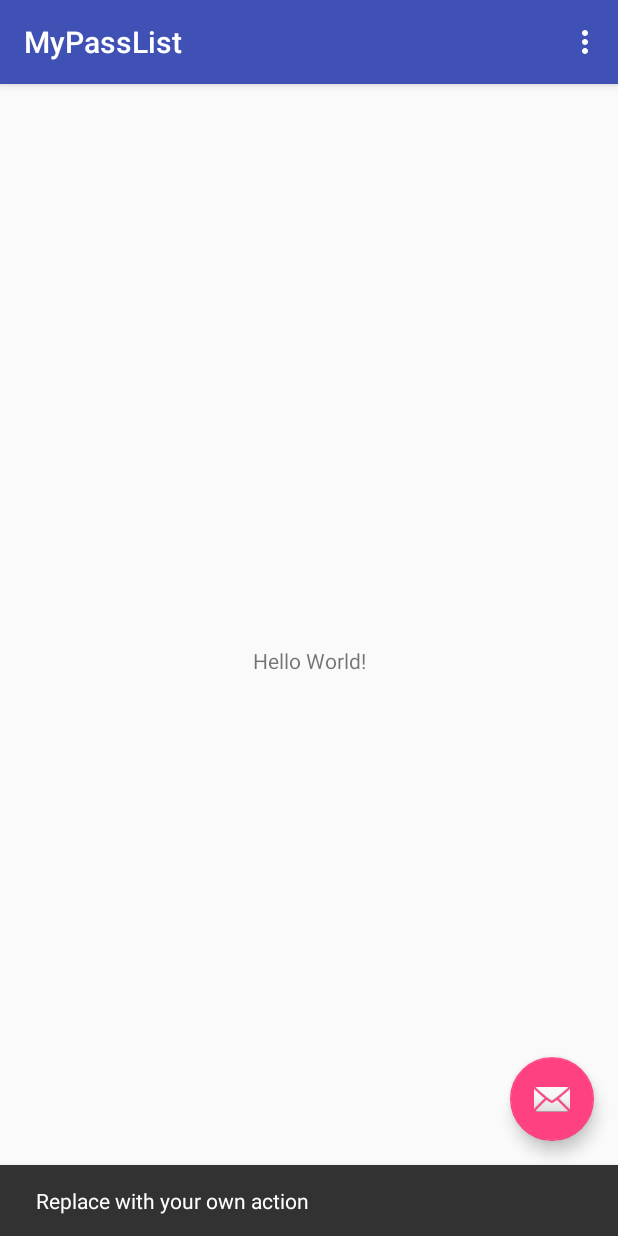
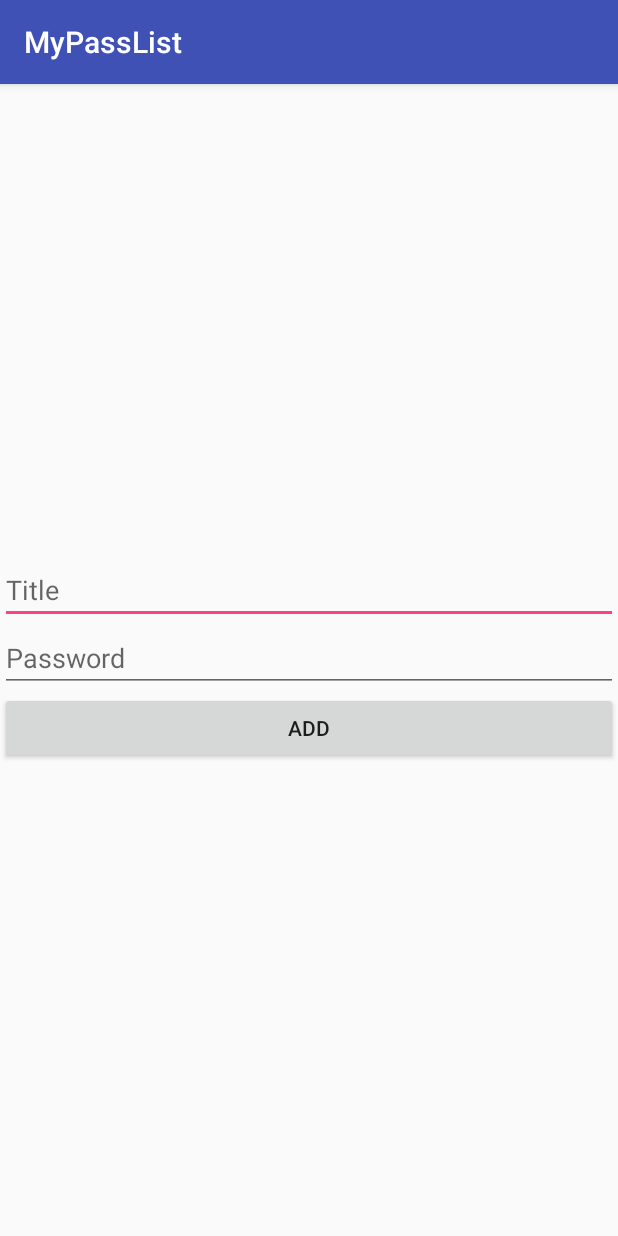
Before and after one commit to KazuSan0616/MyPassList, an Android app: the screen it shows after launch (MainActivity before the commit, RegistPassActivity after it), after a tap on an icon or button, on a phone screen of 412 x 824 dp. Run offline under Robolectric (Android 15) with nearby library versions, the phone set to English and light mode, and no system bars.

Commit message:
180430:作業途中

```diff
--- a/app/build.gradle
+++ b/app/build.gradle
@@ -24,10 +24,11 @@ android {
 
 dependencies {
     implementation fileTree(dir: 'libs', include: ['*.jar'])
-    implementation"org.jetbrains.kotlin:kotlin-stdlib-jre7:$kotlin_version"
+    implementation "org.jetbrains.kotlin:kotlin-stdlib-jre7:$kotlin_version"
     implementation 'com.android.support:appcompat-v7:27.1.1'
     implementation 'com.android.support.constraint:constraint-layout:1.1.0'
     implementation 'com.android.support:design:27.1.1'
+    implementation 'org.jetbrains.anko:anko:0.10.2'
     testImplementation 'junit:junit:4.12'
     androidTestImplementation 'com.android.support.test:runner:1.0.2'
     androidTestImplementation 'com.android.support.test.espresso:espresso-core:3.0.2'
--- a/app/src/main/AndroidManifest.xml
+++ b/app/src/main/AndroidManifest.xml
@@ -19,6 +19,7 @@
                 <category android:name="android.intent.category.LAUNCHER" />
             </intent-filter>
         </activity>
+        <activity android:name=".RegistPassActivity"></activity>
     </application>
 
 </manifest>
--- a/app/src/main/java/com/nagomiya/mypasslist/MainActivity.kt
+++ b/app/src/main/java/com/nagomiya/mypasslist/MainActivity.kt
@@ -5,8 +5,11 @@ import android.support.design.widget.Snackbar
 import android.support.v7.app.AppCompatActivity
 import android.view.Menu
 import android.view.MenuItem
+import android.view.View
+import android.widget.Toast
 
 import kotlinx.android.synthetic.main.activity_main.*
+import org.jetbrains.anko.startActivity
 
 class MainActivity : AppCompatActivity() {
 
@@ -16,8 +19,7 @@ class MainActivity : AppCompatActivity() {
         setSupportActionBar(toolbar)
 
         fab.setOnClickListener { view ->
-            Snackbar.make(view, "Replace with your own action", Snackbar.LENGTH_LONG)
-                    .setAction("Action", null).show()
+            startActivity<RegistPassActivity>()
         }
     }
 
@@ -36,4 +38,5 @@ class MainActivity : AppCompatActivity() {
             else -> super.onOptionsItemSelected(item)
         }
     }
+
 }
--- /dev/null
+++ b/app/src/main/java/com/nagomiya/mypasslist/RegistPassActivity.kt
@@ -0,0 +1,12 @@
+package com.nagomiya.mypasslist
+
+import android.support.v7.app.AppCompatActivity
+import android.os.Bundle
+
+class RegistPassActivity : AppCompatActivity() {
+
+    override fun onCreate(savedInstanceState: Bundle?) {
+        super.onCreate(savedInstanceState)
+        setContentView(R.layout.activity_regist_pass)
+    }
+}
--- /dev/null
+++ b/app/src/main/java/com/nagomiya/mypasslist/db/PassOpenHelper.kt
@@ -0,0 +1,28 @@
+package com.nagomiya.mypasslist.db
+
+import android.content.Context
+import android.database.sqlite.SQLiteDatabase
+import org.jetbrains.anko.db.ManagedSQLiteOpenHelper
+
+class PassOpenHelper(context: Context): ManagedSQLiteOpenHelper(context, DB_NAME, null, DB_VERSION)  {
+    override fun onCreate(db: SQLiteDatabase?) {
+        TODO("not implemented") //To change body of created functions use File | Settings | File Templates.
+    }
+
+    // 定数
+    companion object {
+        private val DB_NAME = "PassEntity"
+        private  val DB_VERSION = 1
+        val TABLE_NAME = "Password"
+
+        // 自分自身のオブジェクトを保持する変数
+        private var instance: PassOpenHelper? = null
+
+        // 自分自身のオブジェクトを返すメソッド
+        @Synchronized
+        fun getInstace(context: Context): PassOpenHelper{
+            return instance ?: PassOpenHelper(context.applicationContext)
+        }
+    }
+
+}
--- a/app/src/main/res/layout/activity_main.xml
+++ b/app/src/main/res/layout/activity_main.xml
@@ -28,6 +28,7 @@
         android:layout_height="wrap_content"
         android:layout_gravity="bottom|end"
         android:layout_margin="@dimen/fab_margin"
-        app:srcCompat="@android:drawable/ic_dialog_email" />
+        app:backgroundTint="@color/colorAccent"
+        app:srcCompat="@android:drawable/ic_input_add" />
 
 </android.support.design.widget.CoordinatorLayout>
--- /dev/null
+++ b/app/src/main/res/layout/activity_regist_pass.xml
@@ -0,0 +1,33 @@
+<?xml version="1.0" encoding="utf-8"?>
+<LinearLayout xmlns:android="http://schemas.android.com/apk/res/android"
+    xmlns:app="http://schemas.android.com/apk/res-auto"
+    xmlns:tools="http://schemas.android.com/tools"
+    android:layout_width="match_parent"
+    android:layout_height="match_parent"
+    android:gravity="center"
+    android:orientation="vertical"
+    tools:context=".RegistPassActivity">
+
+    <EditText
+        android:id="@+id/titleEditText"
+        android:layout_width="match_parent"
+        android:layout_height="wrap_content"
+        android:ems="10"
+        android:hint="Title"
+        android:inputType="textPersonName" />
+
+    <EditText
+        android:id="@+id/passEditText"
+        android:layout_width="match_parent"
+        android:layout_height="wrap_content"
+        android:ems="10"
+        android:hint="Password"
+        android:inputType="textPersonName" />
+
+    <Button
+        android:id="@+id/addButton"
+        android:layout_width="match_parent"
+        android:layout_height="wrap_content"
+        android:onClick="addPass"
+        android:text="Add" />
+</LinearLayout>
--- a/app/src/main/res/layout/fragment_main.xml
+++ b/app/src/main/res/layout/fragment_main.xml
@@ -7,13 +7,4 @@
     tools:context=".MainActivityFragment"
     tools:showIn="@layout/activity_main">
 
-    <TextView
-        android:layout_width="wrap_content"
-        android:layout_height="wrap_content"
-        android:text="Hello World!"
-        app:layout_constraintBottom_toBottomOf="parent"
-        app:layout_constraintLeft_toLeftOf="parent"
-        app:layout_constraintRight_toRightOf="parent"
-        app:layout_constraintTop_toTopOf="parent" />
-
 </android.support.constraint.ConstraintLayout>
--- a/app/src/main/res/values/colors.xml
+++ b/app/src/main/res/values/colors.xml
@@ -2,5 +2,5 @@
 <resources>
     <color name="colorPrimary">#3F51B5</color>
     <color name="colorPrimaryDark">#303F9F</color>
-    <color name="colorAccent">#FF4081</color>
+    <color name="colorAccent">#ff4081</color>
 </resources>
```
